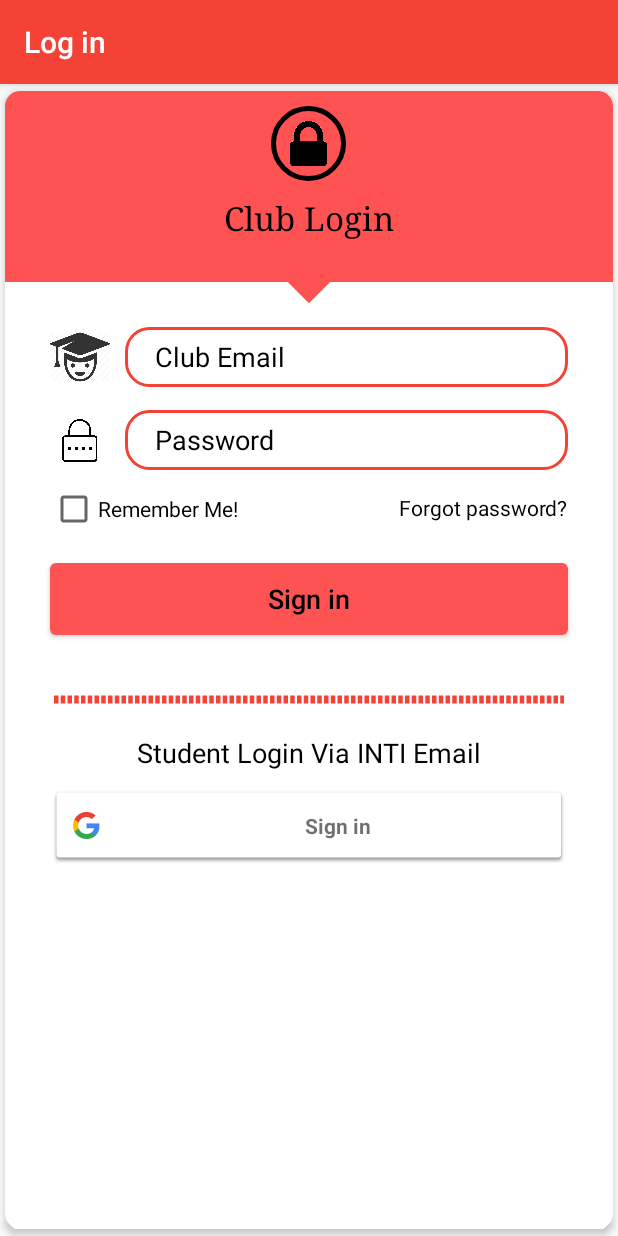
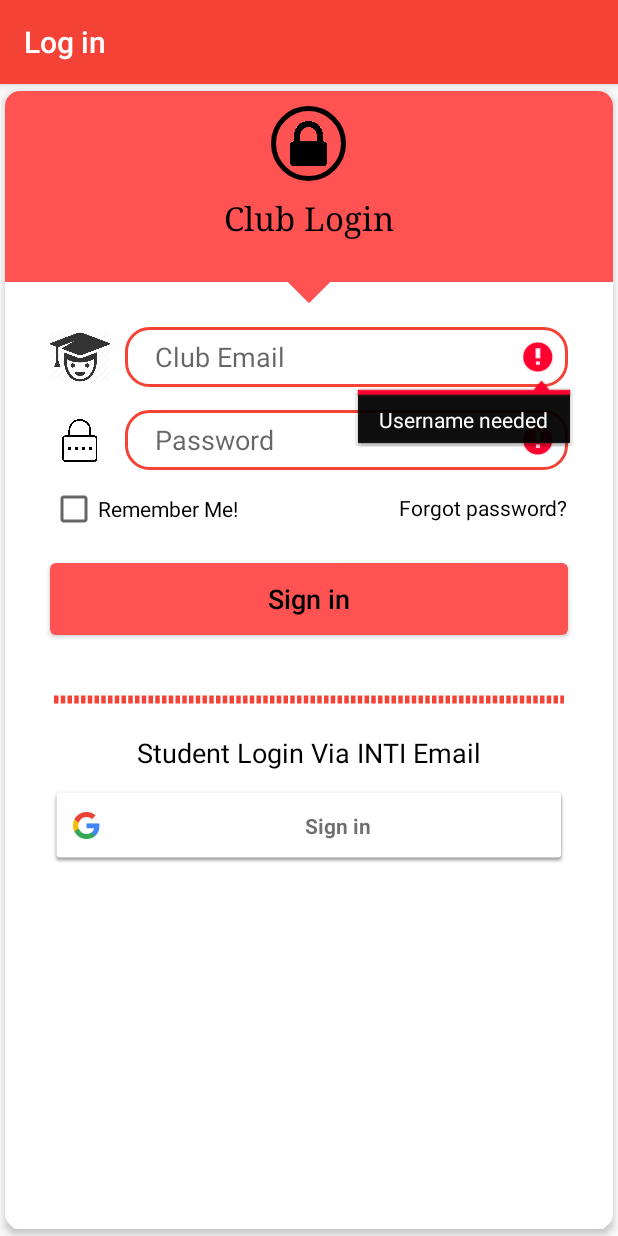
Before and after one commit to Stitchy626/INTIIU, an Android app: the LoginPage screen opened directly, with no data from a screen before it, after a tap on "Sign in", on a phone screen of 412 x 824 dp. Run offline under Robolectric (Android 15) with nearby library versions, the phone set to English and light mode, and no system bars; our stand-ins replace Firebase (no records; nobody signed in at launch, a user with empty details on screens opened directly).

Commit message:
Zed, login activity and page error checking

```diff
--- a/app/src/main/java/rokuniroku/code/intiiu/LoginPage.java
+++ b/app/src/main/java/rokuniroku/code/intiiu/LoginPage.java
@@ -163,9 +163,17 @@ public class LoginPage extends BaseActivity {
     }
 
     private void LoginClub(){
-        if(editTextUsername.getText().toString().equals("")|| editTextPassword.getText().toString().equals(""))
-        {
-            Toast.makeText(LoginPage.this,"Blank fields are not allowed",Toast.LENGTH_SHORT).show();
+        if(editTextUsername.getText().toString().equals("")&& editTextPassword.getText().toString().equals("")) {
+            Toast.makeText(LoginPage.this, "All fields has to be filled", Toast.LENGTH_SHORT).show();
+            editTextUsername.setError("Username needed");
+            editTextPassword.setError("Password needed");
+            editTextUsername.requestFocus();
+        }else if(editTextUsername.getText().toString().equals("")){
+            editTextUsername.setError("Username needed");
+            editTextUsername.requestFocus();
+        }else if(editTextPassword.getText().toString().equals("")){
+            editTextPassword.setError("Password needed");
+            editTextPassword.requestFocus();
         }
         else
         {
--- a/app/src/main/res/layout/activity_login_page.xml
+++ b/app/src/main/res/layout/activity_login_page.xml
@@ -85,8 +85,8 @@
                     android:background="@drawable/square"
                     android:hint="Club Email"
                     android:inputType="textEmailAddress"
-                    android:textColorHint="@color/colorBlack"
                     android:paddingLeft="20dp"
+                    android:paddingRight="10dp"
                     android:textAppearance="@style/TextAppearance.AppCompat.Medium"/>
 
 
@@ -119,9 +119,9 @@
                     android:layout_toRightOf="@+id/imageView_passwordIcon"
                     android:background="@drawable/square"
                     android:hint="Password"
-                    android:textColorHint="@color/colorBlack"
                     android:inputType="textPassword"
                     android:paddingLeft="20dp"
+                    android:paddingRight="10dp"
                     android:textAppearance="@style/TextAppearance.AppCompat.Medium"/>
 
             </RelativeLayout>
```
